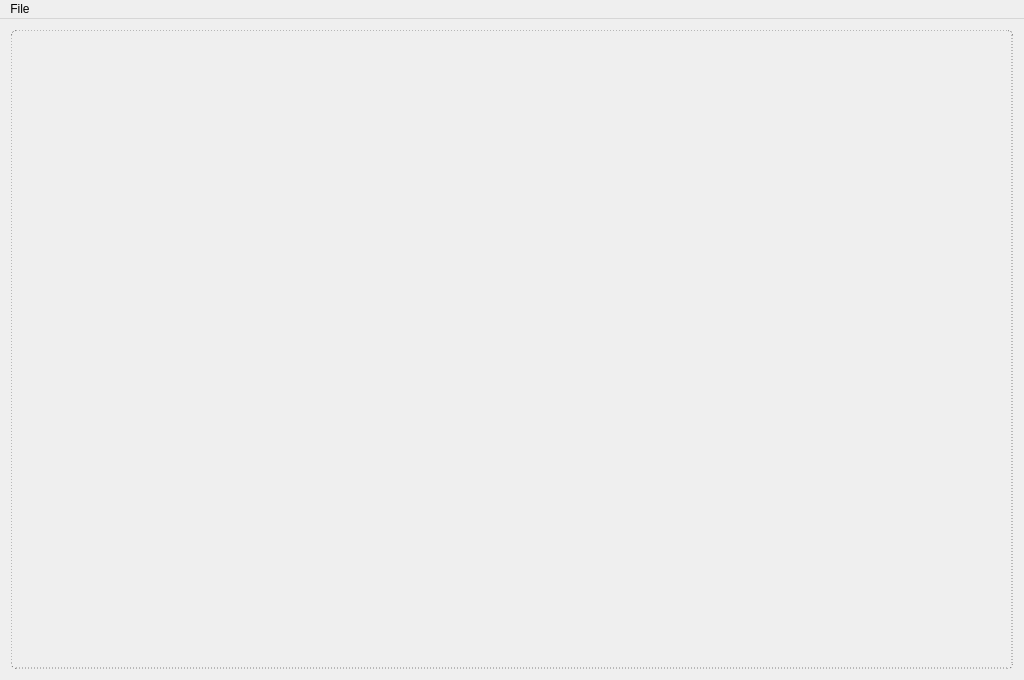
This is zenwriter.ui in StepanKuzmin/zenwriter as Qt 5 draws it before an edit. The edited form follows.
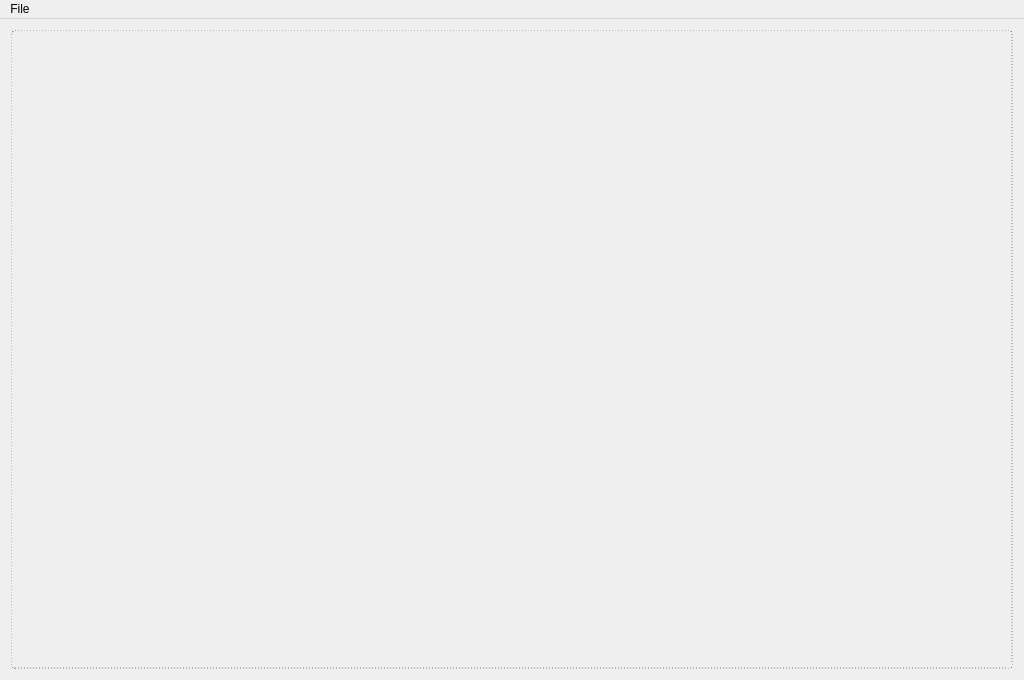
This is the edited form. Icons and pictures are not drawn.

Commit message: NEW: fixed size and background position.

The edit to the form file:
```diff
--- a/zenwriter.ui
+++ b/zenwriter.ui
@@ -10,6 +10,12 @@
     <height>680</height>
    </rect>
   </property>
+  <property name="maximumSize">
+   <size>
+    <width>1024</width>
+    <height>680</height>
+   </size>
+  </property>
   <property name="windowTitle">
    <string>ZenWriter</string>
   </property>
@@ -28,7 +34,9 @@
       </property>
       <property name="styleSheet">
        <string notr="true">border: 1px dotted grey;
-border-radius: 5; background: transparent;</string>
+border-radius: 4; background: transparent;
+background: url(:/images/winter.jpg) no-repeat top left;
+</string>
       </property>
       <property name="frameShape">
        <enum>QFrame::NoFrame</enum>
```
Left out of the diff: 14 changed lines with no effect on the pictures. The commit also changes 4 other files.
